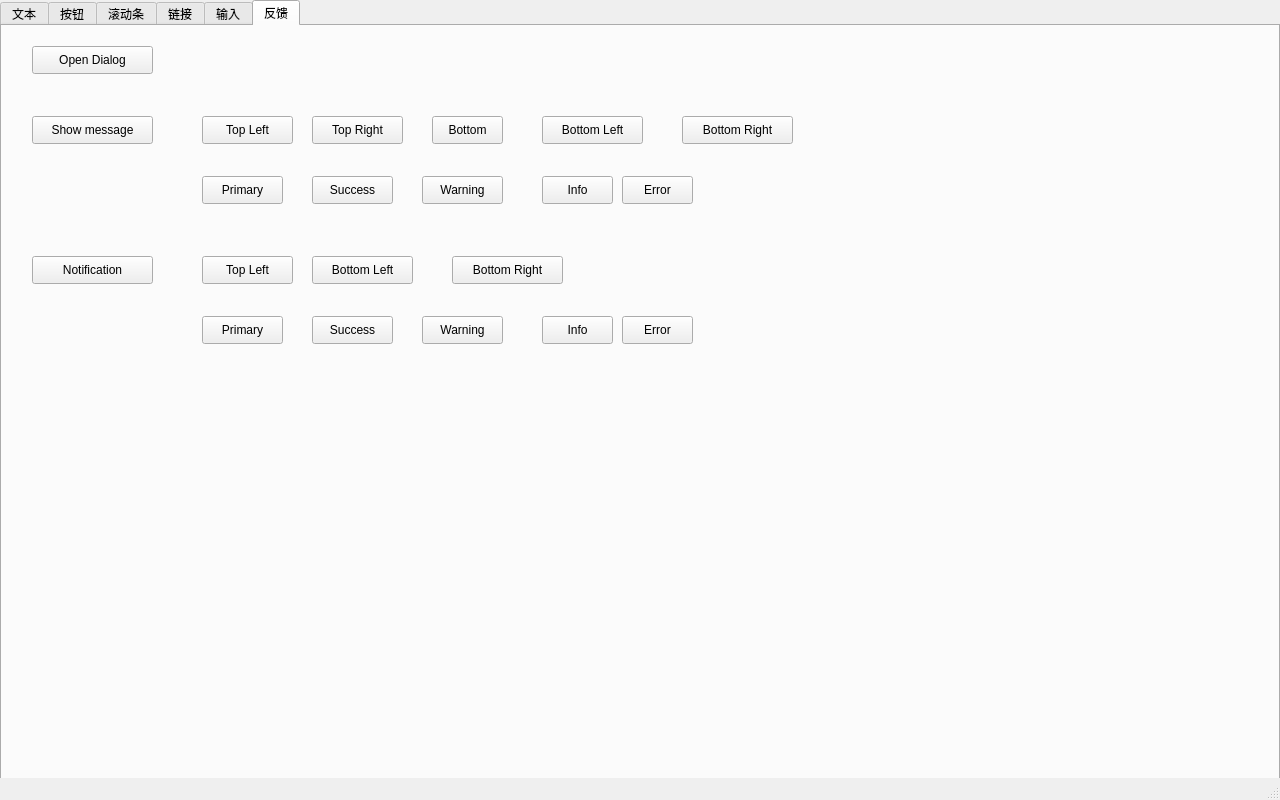
The window that examples/mainwindow.ui (yyx-dev/qt-element-ui) describes before a commit, drawn with Qt 5.
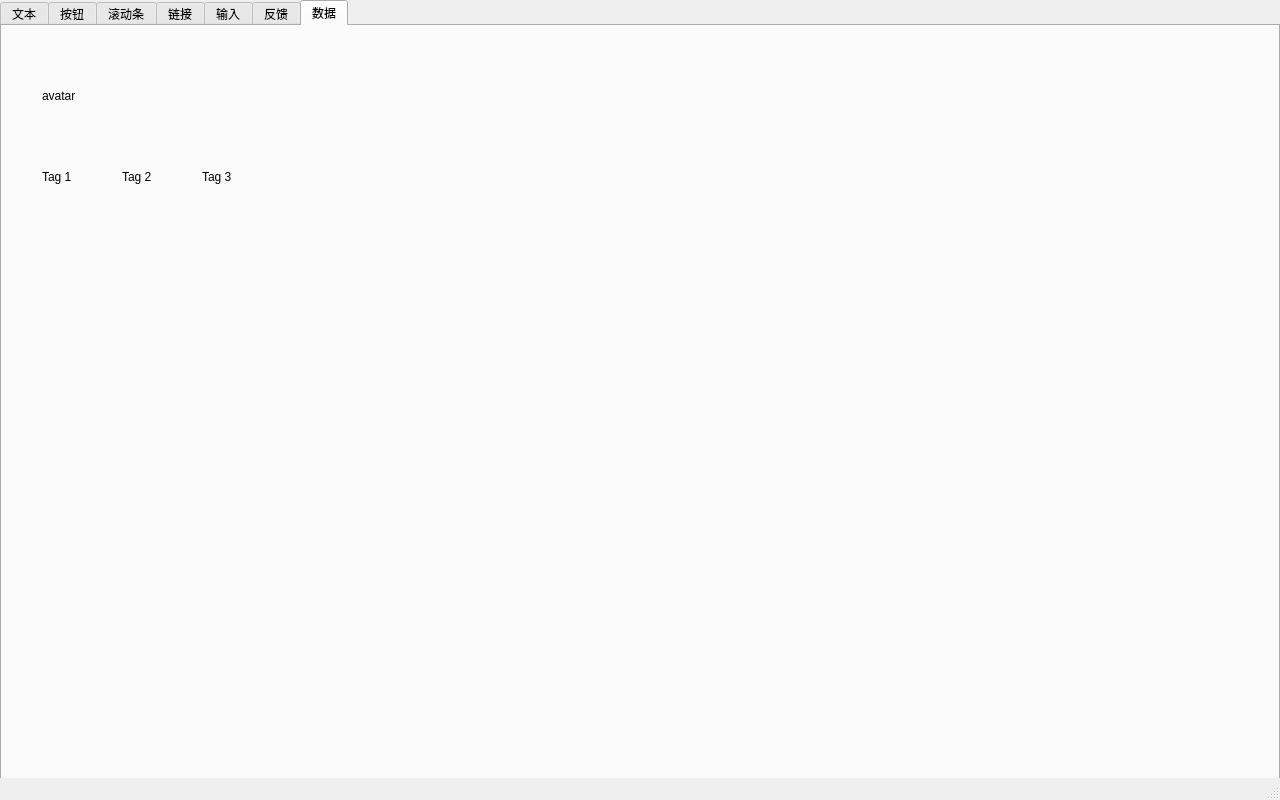
The same window after the commit. Custom widgets are drawn as their Qt base class.

Commit message: dropdown, avatar, badge & tag

The edit to the form file:
```diff
--- a/examples/mainwindow.ui
+++ b/examples/mainwindow.ui
@@ -27,7 +27,7 @@
      <enum>QTabWidget::Rounded</enum>
     </property>
     <property name="currentIndex">
-     <number>5</number>
+     <number>6</number>
     </property>
     <property name="elideMode">
      <enum>Qt::ElideNone</enum>
@@ -1234,6 +1234,73 @@
        <string>Error</string>
       </property>
      </widget>
+     <widget class="Element::Dropdown" name="dropdown" native="true">
+      <property name="geometry">
+       <rect>
+        <x>910</x>
+        <y>30</y>
+        <width>141</width>
+        <height>21</height>
+       </rect>
+      </property>
+     </widget>
+    </widget>
+    <widget class="QWidget" name="tab_4">
+     <attribute name="title">
+      <string>数据</string>
+     </attribute>
+     <widget class="Element::Avatar" name="avatar">
+      <property name="geometry">
+       <rect>
+        <x>40</x>
+        <y>30</y>
+        <width>80</width>
+        <height>80</height>
+       </rect>
+      </property>
+      <property name="text">
+       <string>avatar</string>
+      </property>
+     </widget>
+     <widget class="Element::Tag" name="label_2">
+      <property name="geometry">
+       <rect>
+        <x>40</x>
+        <y>140</y>
+        <width>51</width>
+        <height>21</height>
+       </rect>
+      </property>
+      <property name="text">
+       <string>Tag 1</string>
+      </property>
+     </widget>
+     <widget class="Element::Tag" name="label_3">
+      <property name="geometry">
+       <rect>
+        <x>120</x>
+        <y>140</y>
+        <width>51</width>
+        <height>21</height>
+       </rect>
+      </property>
+      <property name="text">
+       <string>Tag 2</string>
+      </property>
+     </widget>
+     <widget class="Element::Tag" name="label_4">
+      <property name="geometry">
+       <rect>
+        <x>200</x>
+        <y>140</y>
+        <width>51</width>
+        <height>21</height>
+       </rect>
+      </property>
+      <property name="text">
+       <string>Tag 3</string>
+      </property>
+     </widget>
     </widget>
    </widget>
   </widget>
@@ -1281,6 +1348,22 @@
    <header location="global">sidebar.h</header>
    <container>1</container>
   </customwidget>
+  <customwidget>
+   <class>Element::Dropdown</class>
+   <extends>QWidget</extends>
+   <header location="global">dropdown.h</header>
+   <container>1</container>
+  </customwidget>
+  <customwidget>
+   <class>Element::Avatar</class>
+   <extends>QLabel</extends>
+   <header location="global">avatar.h</header>
+  </customwidget>
+  <customwidget>
+   <class>Element::Tag</class>
+   <extends>QLabel</extends>
+   <header location="global">tag.h</header>
+  </customwidget>
  </customwidgets>
  <resources/>
  <connections/>
```
Left out of the diff: 15 changed lines with no effect on the pictures. The commit also changes 42 other files.
